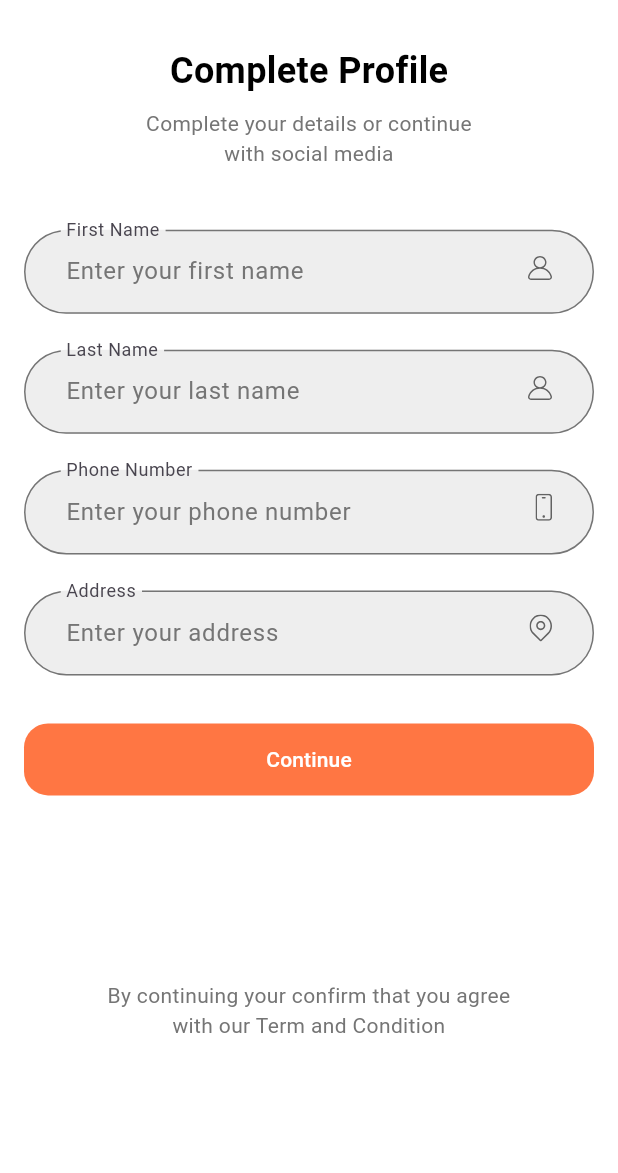
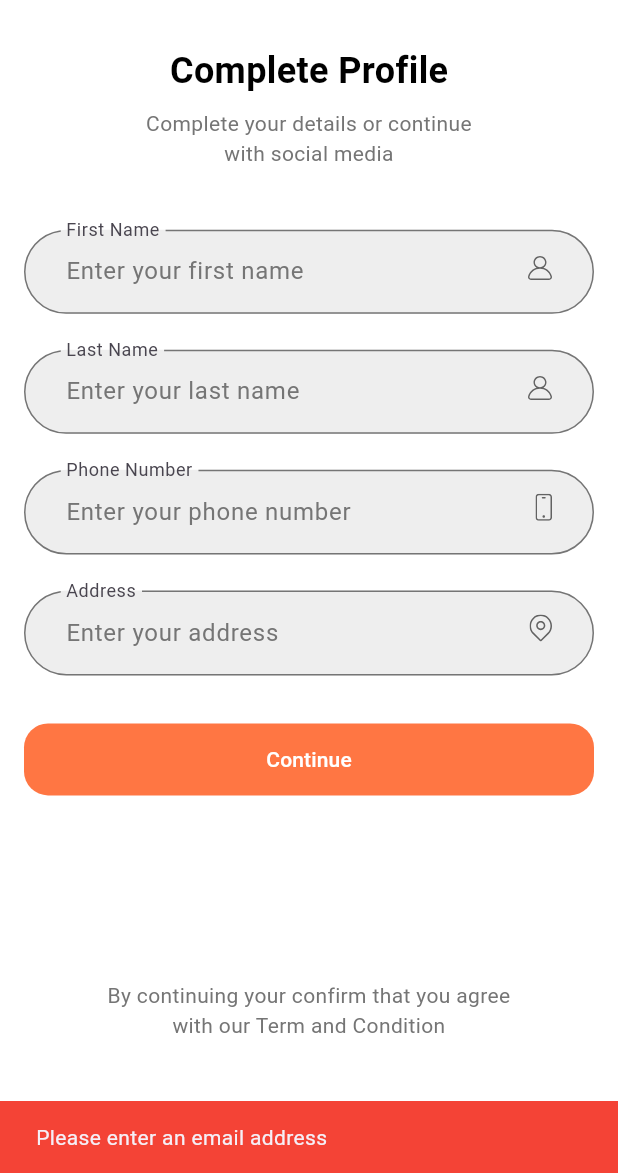
Before and after one commit to Imran-decoder/E-Learning-Platform, a Flutter app: the SignUpScreen screen opened by its route, after a tap on "Continue", on a phone screen of 412 x 824 dp, the part 63-1236 px from its top. Run offline on Flutter 3.47's test engine with Material 3 defaults, Android fonts, the phone set to English and light mode, and no system bars; our stand-ins replace cloud_firestore, firebase_auth, firebase_core, flutter_svg, google_fonts, lottie and 1 more; accounts and stored records are empty; network calls fail.

Commit message:
sign-up db done

```diff
--- a/lib/Onboarding/sign-up.dart
+++ b/lib/Onboarding/sign-up.dart
@@ -91,6 +91,7 @@ class _SignUpFormState extends State<SignUpForm> {
   final emailController = TextEditingController();
   final passwordController = TextEditingController();
   final rePasswordController = TextEditingController();
+  final emailRegex = RegExp(r"^[a-zA-Z0-9.a-zA-Z0-9._%+-]+@[a-zA-Z0-9.-]+\.[a-zA-Z]{2,}$");
 
 @override
 void dispose(){
@@ -182,6 +183,14 @@ Future <void> createUserWithEmailAndPassword() async{
           const SizedBox(height: 32),
           ElevatedButton(
             onPressed: () async{
+              if(emailController.text.trim().isEmpty | !emailRegex.hasMatch(emailController.text.trim())){
+                ScaffoldMessenger.of(context).showSnackBar(
+                  const SnackBar(
+                    content: Text("Please enter an email address"),
+                    backgroundColor: Colors.red,
+                  ),
+                );}
+
               if(passwordController.text.trim() != rePasswordController.text.trim()){
                 passwordController.clear();
               rePasswordController.clear();
```
